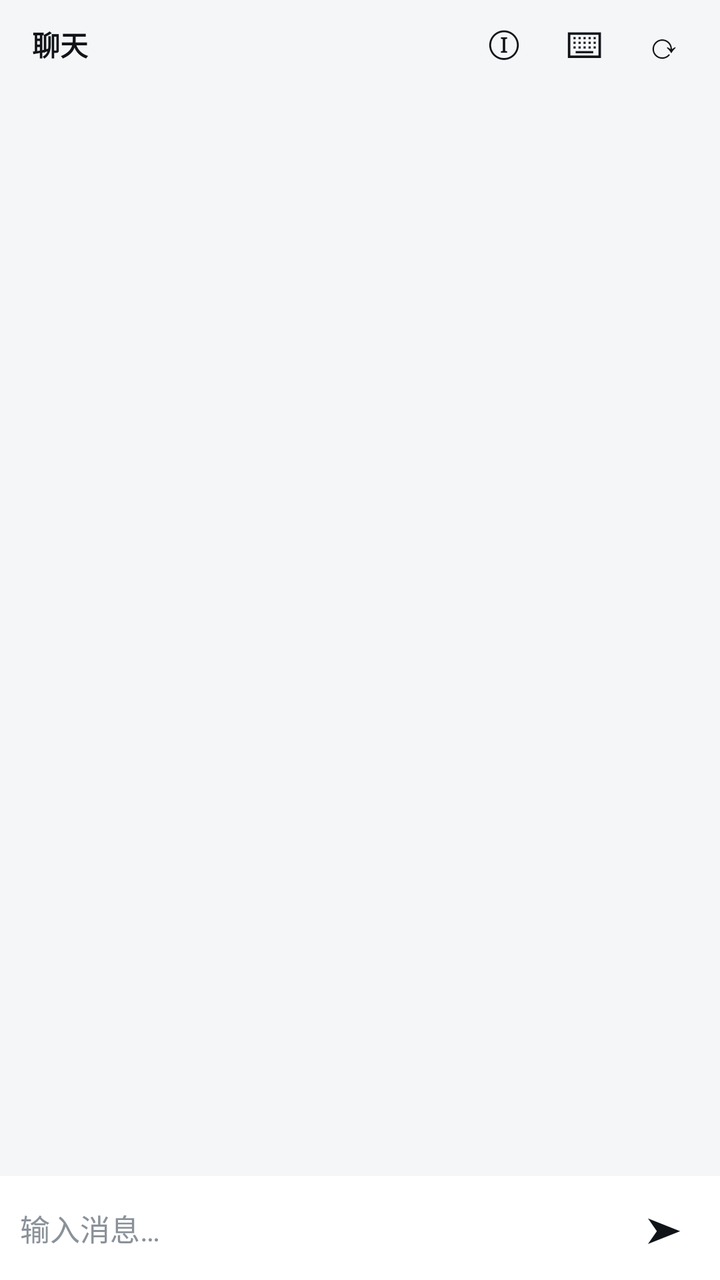
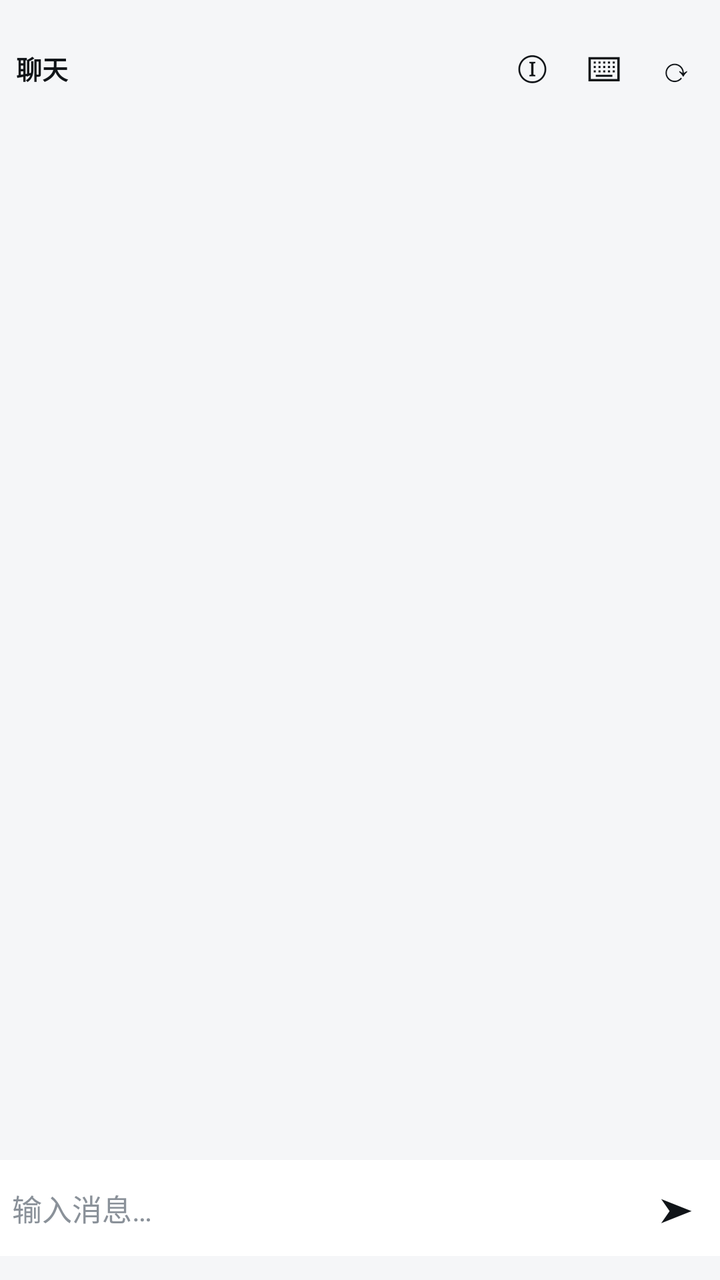

The first picture is an Android layout as it rendered before a commit; the second is the same layout after the commit. The layout source and the unified diff follow.
<!-- AndroidManifest.xml: application theme Theme.WristChat -->
<!-- res/layout/fragment_chat.xml -->
<?xml version="1.0" encoding="utf-8"?>
<LinearLayout xmlns:android="http://schemas.android.com/apk/res/android"
    android:layout_width="match_parent"
    android:layout_height="match_parent"
    android:background="?attr/wristBackground"
    android:orientation="vertical">

    
    <LinearLayout
        android:layout_width="match_parent"
        android:layout_height="44dp"
        android:gravity="center_vertical"
        android:orientation="horizontal"
        android:paddingStart="16dp"
        android:paddingEnd="8dp">

        <TextView
            android:id="@+id/tvTitle"
            android:layout_width="0dp"
            android:layout_height="wrap_content"
            android:layout_weight="1"
            android:ellipsize="end"
            android:maxLines="1"
            android:text="聊天"
            android:textColor="?attr/wristText"
            android:textSize="14sp"
            android:textStyle="bold" />

        <Button
            android:id="@+id/btnDetails"
            style="@style/HeaderIcon"
            android:text="ⓘ" />
        <Button
            android:id="@+id/btnQuick"
            style="@style/HeaderIcon"
            android:text="⌨" />
        <Button
            android:id="@+id/btnNew"
            style="@style/HeaderIcon"
            android:text="⟳" />
    </LinearLayout>

    
    <androidx.recyclerview.widget.RecyclerView
        android:id="@+id/recycler"
        android:layout_width="match_parent"
        android:layout_height="0dp"
        android:layout_weight="1"
        android:clipToPadding="false"
        android:paddingStart="12dp"
        android:paddingEnd="12dp"
        android:paddingBottom="4dp"
        android:scrollbars="none" />

    
    <FrameLayout
        android:id="@+id/quickPanel"
        android:layout_width="match_parent"
        android:layout_height="wrap_content"
        android:background="?attr/wristSurface"
        android:visibility="gone">

        <androidx.recyclerview.widget.RecyclerView
            android:id="@+id/quickList"
            android:layout_width="match_parent"
            android:layout_height="wrap_content"
            android:maxHeight="180dp"
            android:overScrollMode="never"
            android:scrollbars="none" />
    </FrameLayout>

    
    <LinearLayout
        android:layout_width="match_parent"
        android:layout_height="52dp"
        android:background="?attr/wristSurface"
        android:gravity="center_vertical"
        android:orientation="horizontal"
        android:paddingStart="10dp"
        android:paddingEnd="8dp">

        <EditText
            android:id="@+id/etInput"
            android:layout_width="0dp"
            android:layout_height="match_parent"
            android:layout_weight="1"
            android:background="@null"
            android:hint="输入消息…"
            android:imeOptions="actionSend"
            android:inputType="text"
            android:maxLines="1"
            android:textColor="?attr/wristText"
            android:textColorHint="?attr/wristHint"
            android:textSize="15sp" />

        <Button
            android:id="@+id/btnSend"
            style="@style/HeaderIcon"
            android:text="➤" />
    </LinearLayout>
</LinearLayout>
<!-- resources referenced by this layout -->
<resources>
  <style name="HeaderIcon" parent="Widget.AppCompat.Button.Borderless">
          <item name="android:layout_width">40dp</item>
          <item name="android:layout_height">40dp</item>
          <item name="android:minWidth">40dp</item>
          <item name="android:minHeight">40dp</item>
          <item name="android:textSize">18sp</item>
          <item name="android:textColor">?attr/wristText</item>
          <item name="android:background">?attr/selectableItemBackgroundBorderless</item>
      </style>
  <style name="Theme.WristChat" parent="Theme.AppCompat.Light.NoActionBar">
          <item name="android:windowBackground">@color/bg_light</item>
          <item name="android:statusBarColor">@android:color/transparent</item>
          <item name="android:navigationBarColor">@android:color/transparent</item>
          <item name="android:windowLayoutInDisplayCutoutMode">shortEdges</item>
          <item name="colorPrimary">@color/accent</item>
          <item name="colorPrimaryDark">@color/accent</item>
          <item name="colorAccent">@color/accent</item>
          <item name="android:forceDarkAllowed">false</item>
          <item name="android:textColor">@color/text_light</item>
          <item name="wristBackground">@color/bg_light</item>
          <item name="wristSurface">@color/surface_light</item>
          <item name="wristText">@color/text_light</item>
          <item name="wristHint">@color/hint_light</item>
          <item name="wristBubbleUser">#D2E5FF</item>
          <item name="wristBubbleAi">#EFF1F4</item>
          <item name="wristDivider">#E0E3E7</item>
      </style>
  <color name="bg_light">#F5F6F8</color>
  <color name="accent">#4D9FFF</color>
  <color name="text_light">#101418</color>
  <color name="surface_light">#FFFFFF</color>
  <color name="hint_light">#8A9199</color>
</resources>

<!-- the commit's change to res/layout/fragment_chat.xml (unified diff, before → after) -->
@@ -7,12 +7,14 @@
 
     
     <LinearLayout
+        android:id="@+id/topBar"
         android:layout_width="match_parent"
         android:layout_height="44dp"
+        android:layout_marginTop="12dp"
         android:gravity="center_vertical"
         android:orientation="horizontal"
-        android:paddingStart="16dp"
-        android:paddingEnd="8dp">
+        android:paddingStart="8dp"
+        android:paddingEnd="4dp">
 
         <TextView
             android:id="@+id/tvTitle"
@@ -23,7 +25,7 @@
             android:maxLines="1"
             android:text="聊天"
             android:textColor="?attr/wristText"
-            android:textSize="14sp"
+            android:textSize="13sp"
             android:textStyle="bold" />
 
         <Button
@@ -47,9 +49,10 @@
         android:layout_height="0dp"
         android:layout_weight="1"
         android:clipToPadding="false"
-        android:paddingStart="12dp"
-        android:paddingEnd="12dp"
-        android:paddingBottom="4dp"
+        android:paddingStart="22dp"
+        android:paddingEnd="22dp"
+        android:paddingTop="6dp"
+        android:paddingBottom="6dp"
         android:scrollbars="none" />
 
     
@@ -64,20 +67,22 @@
             android:id="@+id/quickList"
             android:layout_width="match_parent"
             android:layout_height="wrap_content"
-            android:maxHeight="180dp"
+            android:maxHeight="170dp"
             android:overScrollMode="never"
             android:scrollbars="none" />
     </FrameLayout>
 
     
     <LinearLayout
+        android:id="@+id/inputBar"
         android:layout_width="match_parent"
-        android:layout_height="52dp"
+        android:layout_height="48dp"
+        android:layout_marginBottom="12dp"
         android:background="?attr/wristSurface"
         android:gravity="center_vertical"
         android:orientation="horizontal"
-        android:paddingStart="10dp"
-        android:paddingEnd="8dp">
+        android:paddingStart="6dp"
+        android:paddingEnd="4dp">
 
         <EditText
             android:id="@+id/etInput"
<!-- resource entries referenced after the edit -->
@@ -1,11 +1,11 @@
 <!-- resources referenced by this layout -->
 <resources>
   <style name="HeaderIcon" parent="Widget.AppCompat.Button.Borderless">
-          <item name="android:layout_width">40dp</item>
-          <item name="android:layout_height">40dp</item>
-          <item name="android:minWidth">40dp</item>
-          <item name="android:minHeight">40dp</item>
-          <item name="android:textSize">18sp</item>
+          <item name="android:layout_width">36dp</item>
+          <item name="android:layout_height">36dp</item>
+          <item name="android:minWidth">36dp</item>
+          <item name="android:minHeight">36dp</item>
+          <item name="android:textSize">17sp</item>
           <item name="android:textColor">?attr/wristText</item>
           <item name="android:background">?attr/selectableItemBackgroundBorderless</item>
       </style>
